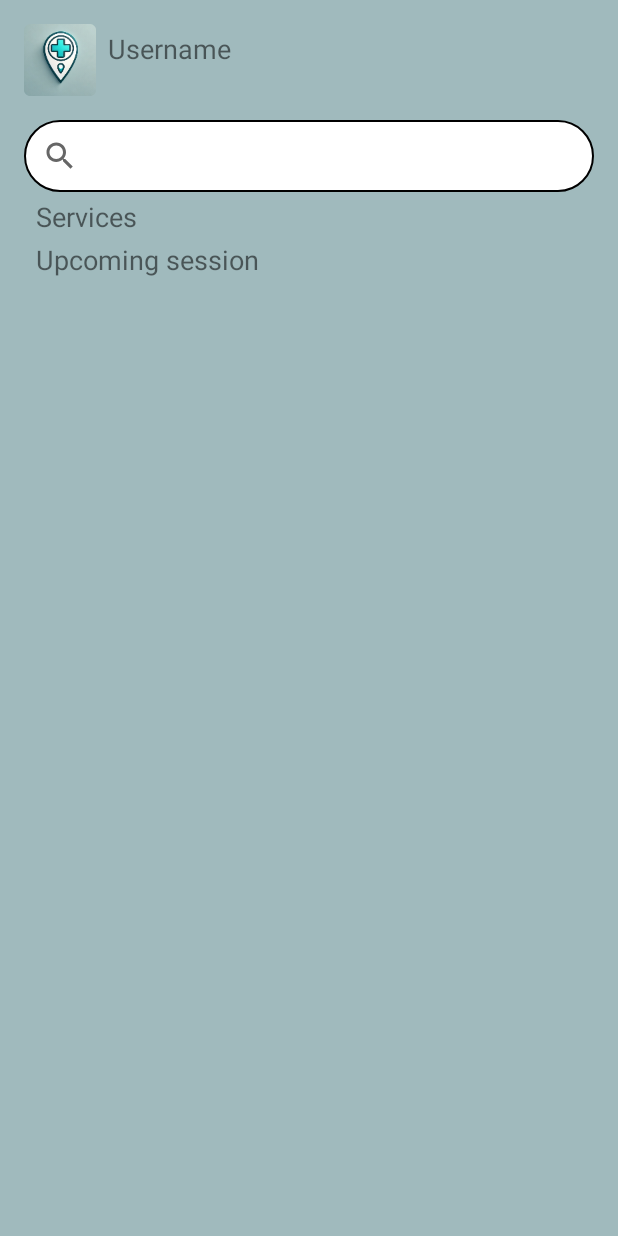
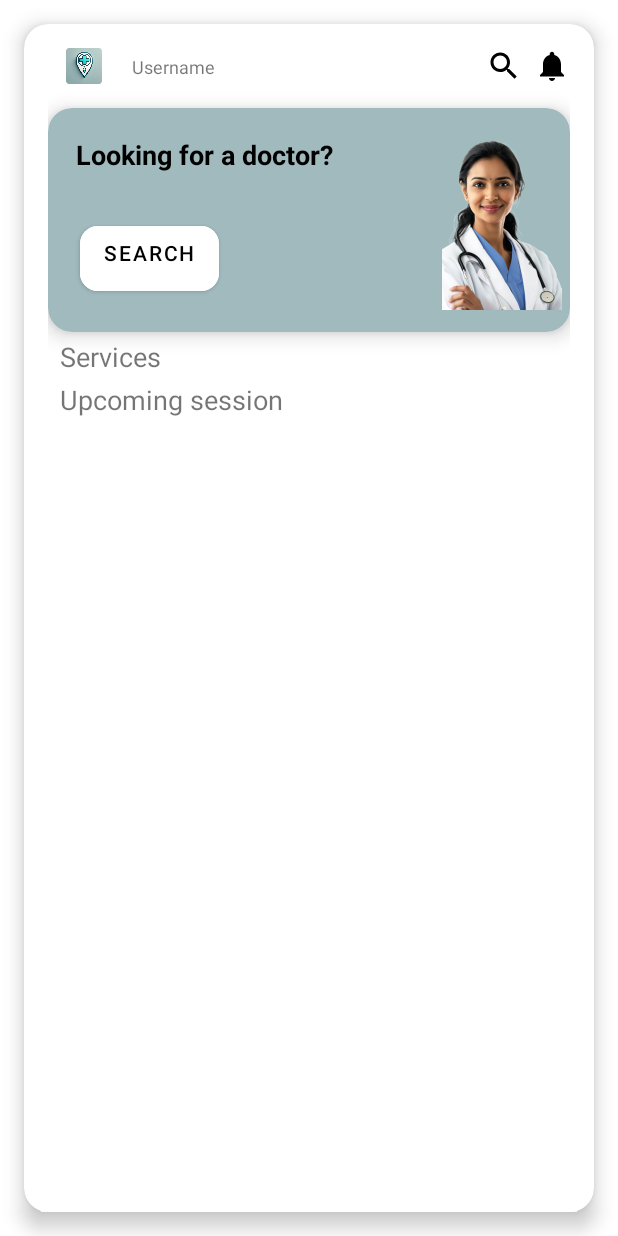
Before and after one commit to mumthasminu/MediGo, an Android app: the layout fragment_home.xml on its own in the app's theme, with its tools: preview values and no code run, on a phone screen of 412 x 824 dp. Run offline under Robolectric (Android 15) with nearby library versions, the phone set to English and light mode, and no system bars.

Commit message:
added image resourses

```diff
--- /dev/null
+++ b/app/src/main/res/drawable/ic_notifications.xml
@@ -0,0 +1,5 @@
+<vector android:height="24dp" android:tint="#000000"
+    android:viewportHeight="24" android:viewportWidth="24"
+    android:width="24dp" xmlns:android="http://schemas.android.com/apk/res/android">
+    <path android:fillColor="@android:color/white" android:pathData="M12,22c1.1,0 2,-0.9 2,-2h-4c0,1.1 0.89,2 2,2zM18,16v-5c0,-3.07 -1.64,-5.64 -4.5,-6.32L13.5,4c0,-0.83 -0.67,-1.5 -1.5,-1.5s-1.5,0.67 -1.5,1.5v0.68C7.63,5.36 6,7.92 6,11v5l-2,2v1h16v-1l-2,-2z"/>
+</vector>
--- /dev/null
+++ b/app/src/main/res/drawable/ic_search.xml
@@ -0,0 +1,5 @@
+<vector android:height="24dp" android:tint="#000000"
+    android:viewportHeight="24" android:viewportWidth="24"
+    android:width="24dp" xmlns:android="http://schemas.android.com/apk/res/android">
+    <path android:fillColor="@android:color/white" android:pathData="M15.5,14h-0.79l-0.28,-0.27C15.41,12.59 16,11.11 16,9.5 16,5.91 13.09,3 9.5,3S3,5.91 3,9.5 5.91,16 9.5,16c1.61,0 3.09,-0.59 4.23,-1.57l0.27,0.28v0.79l5,4.99L20.49,19l-4.99,-5zM9.5,14C7.01,14 5,11.99 5,9.5S7.01,5 9.5,5 14,7.01 14,9.5 11.99,14 9.5,14z"/>
+</vector>
--- a/app/src/main/res/layout/fragment_home.xml
+++ b/app/src/main/res/layout/fragment_home.xml
@@ -1,45 +1,128 @@
 <?xml version="1.0" encoding="utf-8"?>
-<androidx.constraintlayout.widget.ConstraintLayout xmlns:android="http://schemas.android.com/apk/res/android"
+<com.google.android.material.card.MaterialCardView
+    xmlns:android="http://schemas.android.com/apk/res/android"
     xmlns:app="http://schemas.android.com/apk/res-auto"
     xmlns:tools="http://schemas.android.com/tools"
     android:layout_width="match_parent"
     android:layout_height="match_parent"
-    android:padding="16dp"
-    android:background="@color/app_Icon_background">
+    android:layout_margin="16dp"
+    app:cardCornerRadius="16dp"
+    app:cardBackgroundColor="@color/white"
+    app:cardElevation="8dp">
+    <androidx.constraintlayout.widget.ConstraintLayout
+        android:layout_width="match_parent"
+        android:layout_height="match_parent"
+        android:padding="16dp">
 
-    <!-- Profile Icon -->
         <ImageView
             android:id="@+id/profileIcon"
             android:layout_width="48dp"
-        android:layout_height="48dp"
+            android:layout_height="24dp"
             android:src="@mipmap/app_icon_round"
             android:contentDescription="Profile Icon"
             app:layout_constraintStart_toStartOf="parent"
             app:layout_constraintTop_toTopOf="parent" />
 
-    <!-- Username Text -->
         <TextView
             android:id="@+id/username"
             android:layout_width="wrap_content"
             android:layout_height="wrap_content"
             android:text="Username"
-        android:textSize="18sp"
+            android:textSize="12sp"
             app:layout_constraintStart_toEndOf="@+id/profileIcon"
             app:layout_constraintTop_toTopOf="@+id/profileIcon"
             android:layout_marginStart="8dp"
             android:layout_marginTop="4dp" />
 
-    <!-- Search Bar -->
-    <androidx.appcompat.widget.SearchView
-        android:id="@+id/searchBar"
+        <ImageView
+            android:id="@+id/searchIcon"
+            android:layout_width="24dp"
+            android:layout_height="24dp"
+            android:src="@drawable/ic_search"
+            app:layout_constraintEnd_toStartOf="@+id/notificationIcon"
+            app:layout_constraintTop_toTopOf="parent"
+            android:layout_marginEnd="8dp" />
+
+        <ImageView
+            android:id="@+id/notificationIcon"
+            android:layout_width="24dp"
+            android:layout_height="24dp"
+            android:src="@drawable/ic_notifications"
+            app:layout_constraintEnd_toEndOf="parent"
+            app:layout_constraintTop_toTopOf="parent" />
+
+
+        <androidx.cardview.widget.CardView
+            android:id="@+id/doctorCard"
             android:layout_width="match_parent"
             android:layout_height="wrap_content"
-        android:background="@drawable/search_view_background"
+            android:layout_marginTop="16dp"
+            app:cardCornerRadius="16dp"
+            app:cardElevation="8dp"
+            android:padding="16dp"
             app:layout_constraintTop_toBottomOf="@+id/profileIcon"
             app:layout_constraintStart_toStartOf="parent"
             app:layout_constraintEnd_toEndOf="parent"
-        android:layout_marginTop="16dp"
-        android:queryHint="Search..." />
+          app:cardBackgroundColor="@color/app_Icon_background">
+
+            <androidx.constraintlayout.widget.ConstraintLayout
+                android:layout_width="match_parent"
+                android:layout_height="wrap_content"
+                android:layout_margin="5dp">
+
+                <!-- Text -->
+                <TextView
+                    android:id="@+id/titleText"
+                    android:layout_width="0dp"
+                    android:layout_height="wrap_content"
+                    android:text="Looking for a doctor?"
+                    android:textSize="18sp"
+                    android:textStyle="bold"
+                    android:layout_marginLeft="5dp"
+                    android:padding="5dp"
+                    android:layout_margin="8dp"
+                    android:textColor="@android:color/black"
+                    app:layout_constraintStart_toStartOf="parent"
+                    app:layout_constraintEnd_toStartOf="@+id/imagePlaceholder"
+                    app:layout_constraintTop_toTopOf="parent"
+                    app:layout_constraintBottom_toTopOf="@+id/searchButton"
+                    android:layout_marginEnd="8dp" />
+
+                <!-- Button -->
+                <Button
+                    android:id="@+id/searchButton"
+                    android:layout_width="wrap_content"
+                    android:layout_height="wrap_content"
+                    android:text="Search"
+                    android:textColor="@android:color/black"
+                    android:backgroundTint="@android:color/white"
+                    android:paddingStart="16dp"
+                    android:paddingEnd="16dp"
+                    android:paddingTop="8dp"
+                    android:paddingBottom="16dp"
+                    android:layout_margin="16dp"
+                    android:elevation="4dp"
+                    app:cornerRadius="12dp"
+                    app:layout_constraintStart_toStartOf="parent"
+                    app:layout_constraintTop_toBottomOf="@+id/titleText"
+                    app:layout_constraintBottom_toBottomOf="parent" />
+
+
+                <!-- Image Placeholder -->
+                <ImageView
+                    android:id="@+id/imagePlaceholder"
+                    android:layout_width="80dp"
+                    android:layout_height="120dp"
+                    android:layout_marginStart="8dp"
+                    android:contentDescription="Doctor image"
+                    android:src="@drawable/doc"
+                    android:scaleType="centerCrop"
+                    app:layout_constraintTop_toTopOf="parent"
+                    app:layout_constraintEnd_toEndOf="parent"
+                    app:layout_constraintBottom_toBottomOf="parent" />
+
+            </androidx.constraintlayout.widget.ConstraintLayout>
+        </androidx.cardview.widget.CardView>
 
 
         <TextView
@@ -48,17 +131,18 @@
             android:layout_height="wrap_content"
             android:text="Services"
             android:textSize="18sp"
-        app:layout_constraintTop_toBottomOf="@+id/searchBar"
+            app:layout_constraintTop_toBottomOf="@+id/doctorCard"
             app:layout_constraintStart_toStartOf="parent"
             android:layout_marginStart="8dp"
             android:layout_marginTop="4dp" />
+
         <androidx.recyclerview.widget.RecyclerView
             android:id="@+id/serviceRecycler"
             android:layout_width="match_parent"
             android:layout_height="wrap_content"
             app:layoutManager="androidx.recyclerview.widget.LinearLayoutManager"
-        app:layout_constraintTop_toBottomOf="@+id/service"
-       />
+            app:layout_constraintTop_toBottomOf="@+id/service" />
+
         <TextView
             android:id="@+id/appointment"
             android:layout_width="wrap_content"
@@ -70,5 +154,5 @@
             android:layout_marginStart="8dp"
             android:layout_marginTop="4dp" />
 
-
     </androidx.constraintlayout.widget.ConstraintLayout>
+</com.google.android.material.card.MaterialCardView>
```
Also changed, not shown: app/src/main/res/drawable/doc.png (added). Lines whose indentation alone changed are shown as unchanged.
